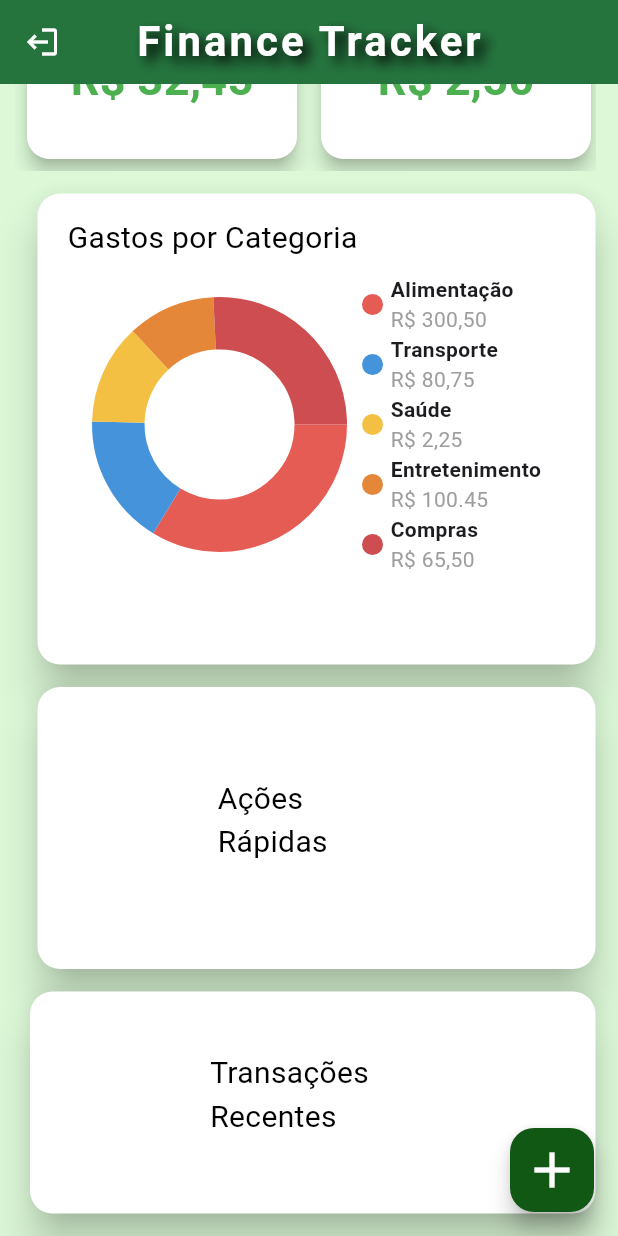
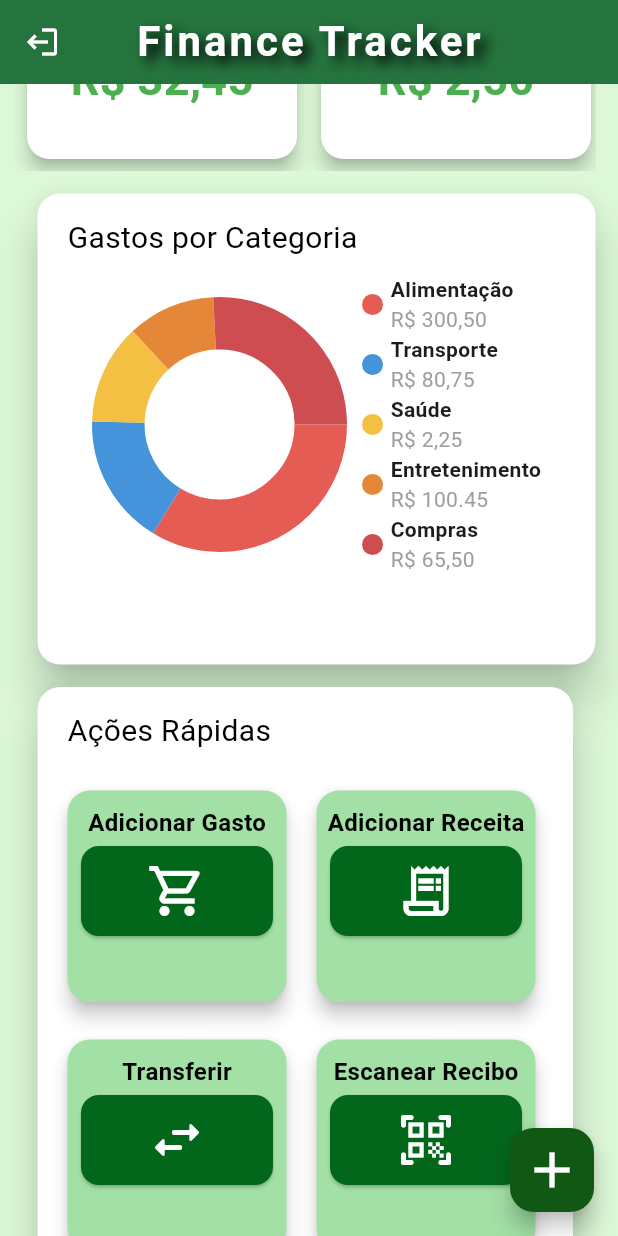
Before and after one commit to Ana-Julia-Furtado/Fin_Tracker, a Flutter app: the HomeScreen screen opened by its route, scrolled down 417 dp, on a phone screen of 412 x 824 dp. Run offline on Flutter 3.47's test engine with Material 3 defaults, Android fonts, the phone set to English and light mode, and no system bars; drawn by our look-alikes of fl_chart; our stand-ins replace firebase_core; accounts and stored records are empty.

Commit message:
Update home.dart

```diff
--- a/lib/home.dart
+++ b/lib/home.dart
@@ -23,7 +23,12 @@ class _HomeScreenState extends State<HomeScreen> {
       symbol: 'R\$',
       decimalDigits: 2,
     );
-
+    final actionItems = [
+      {'icon': Icons.shopping_cart_outlined, 'title': 'Adicionar Gasto'},
+      {'icon': Icons.receipt_long_outlined, 'title': 'Adicionar Receita'},
+      {'icon': Icons.swap_horiz_rounded, 'title': 'Transferir'},
+      {'icon': Icons.qr_code_scanner_rounded, 'title': 'Escanear Recibo'},
+    ];
     final cardShape = RoundedRectangleBorder(
       borderRadius: BorderRadius.circular(15),
     );
@@ -234,22 +239,34 @@ class _HomeScreenState extends State<HomeScreen> {
                 ),
               ),
             ),
-
             Card(
-              margin: const EdgeInsets.fromLTRB(15, 10, 0, 5),
+              margin: const EdgeInsets.fromLTRB(15, 10, 15, 5),
               color: Colors.white,
               elevation: 12,
               shape: cardShape,
               child: Padding(
-                padding: const EdgeInsets.fromLTRB(120, 60, 120, 60),
+                padding: const EdgeInsets.fromLTRB(20, 15, 20, 15),
                 child: Column(
                   crossAxisAlignment: CrossAxisAlignment.start,
-                  children: const [
+                  mainAxisSize: MainAxisSize.min,
+                  children: [
                     Text(
                       'Ações Rápidas',
                       style: TextStyle(fontSize: 20, color: Colors.black),
                     ),
-                    SizedBox(height: 10),
+                    const SizedBox(height: 20),
+                    GridView.count(
+                      crossAxisCount: 2,
+                      crossAxisSpacing: 15,
+                      mainAxisSpacing: 15,
+                      shrinkWrap: true,
+                      children: actionItems.map((item) {
+                        return ActionCard(
+                          icon: item['icon'] as IconData,
+                          title: item['title'] as String,
+                        );
+                      }).toList(),
+                    ),
                   ],
                 ),
               ),
@@ -261,7 +278,7 @@ class _HomeScreenState extends State<HomeScreen> {
               elevation: 12,
               shape: cardShape,
               child: Padding(
-                padding: const EdgeInsets.fromLTRB(120, 40, 120, 40),
+                padding: const EdgeInsets.fromLTRB(60, 20, 60, 20),
                 child: Column(
                   children: const [
                     Text(
@@ -269,6 +286,11 @@ class _HomeScreenState extends State<HomeScreen> {
                       style: TextStyle(fontSize: 20, color: Colors.black),
                     ),
                     SizedBox(height: 10),
+                    Column(
+                      children: [
+                        TransContainer(title: "Alimentação", icon: Icons.add),
+                      ],
+                    ),
                   ],
                 ),
               ),
@@ -373,3 +395,127 @@ class AccountCard extends StatelessWidget {
     );
   }
 }
+
+class ActionCard extends StatelessWidget {
+  final String title;
+  final IconData icon;
+  const ActionCard({super.key, required this.title, required this.icon});
+
+  @override
+  Widget build(BuildContext context) {
+    final currencyFormat = NumberFormat.currency(
+      locale: 'pt_BR',
+      symbol: 'R\$',
+      decimalDigits: 2,
+    );
+
+    return Card(
+      elevation: 5,
+      color: const Color.fromARGB(255, 162, 224, 165),
+      margin: const EdgeInsets.fromLTRB(0, 5, 5, 5),
+      shape: RoundedRectangleBorder(borderRadius: BorderRadius.circular(15)),
+      child: SizedBox(
+        width: 160,
+        height: 140,
+        child: Padding(
+          padding: const EdgeInsets.fromLTRB(5, 10, 5, 10),
+          child: Align(
+            alignment: Alignment.topLeft,
+            child: Column(
+              crossAxisAlignment: CrossAxisAlignment.start,
+              children: [
+                Column(
+                  children: [
+                    Text(
+                      title,
+                      style: const TextStyle(
+                        fontWeight: FontWeight.bold,
+                        color: Color.fromARGB(255, 0, 0, 0),
+                        fontSize: 16,
+                      ),
+                    ),
+                    SizedBox(width: 20),
+                    Card(
+                      color: const Color.fromARGB(255, 2, 102, 27),
+                      child: Center(
+                        child: Padding(
+                          padding: EdgeInsets.fromLTRB(0, 10, 0, 10),
+                          child: Icon(
+                            icon,
+                            size: 40,
+                            color: const Color.fromARGB(255, 255, 255, 255),
+                          ),
+                        ),
+                      ),
+                    ),
+                  ],
+                ),
+              ],
+            ),
+          ),
+        ),
+      ),
+    );
+  }
+}
+
+class TransContainer extends StatelessWidget {
+  final String title;
+  final IconData icon;
+  const TransContainer({super.key, required this.title, required this.icon});
+
+  @override
+  Widget build(BuildContext context) {
+    final currencyFormat = NumberFormat.currency(
+      locale: 'pt_BR',
+      symbol: 'R\$',
+      decimalDigits: 2,
+    );
+
+    return Container(
+      color: const Color.fromARGB(255, 247, 250, 247),
+      margin: const EdgeInsets.fromLTRB(0, 5, 5, 5),
+      child: SizedBox(
+        width: 300,
+        height: 150,
+        child: Padding(
+          padding: const EdgeInsets.fromLTRB(5, 5, 5, 10),
+          child: Align(
+            alignment: Alignment.topCenter,
+            child: Column(
+              crossAxisAlignment: CrossAxisAlignment.start,
+              children: [
+                Row(
+                  children: [
+                    Text(
+                      title,
+                      style: const TextStyle(
+                        fontWeight: FontWeight.bold,
+                        color: Color.fromARGB(255, 0, 0, 0),
+                        fontSize: 16,
+                      ),
+                    ),
+                    SizedBox(width: 20),
+                    Container(
+                      color: const Color.fromARGB(255, 249, 255, 250),
+                      child: Center(
+                        child: Padding(
+                          padding: EdgeInsets.fromLTRB(0, 10, 0, 10),
+                          child: Icon(
+                            icon,
+                            size: 40,
+                            color: const Color.fromARGB(255, 0, 0, 0),
+                          ),
+                        ),
+                      ),
+                    ),
+                  ],
+                ),
+              ],
+            ),
+          ),
+        ),
+      ),
+    );
+  }
+}
```
